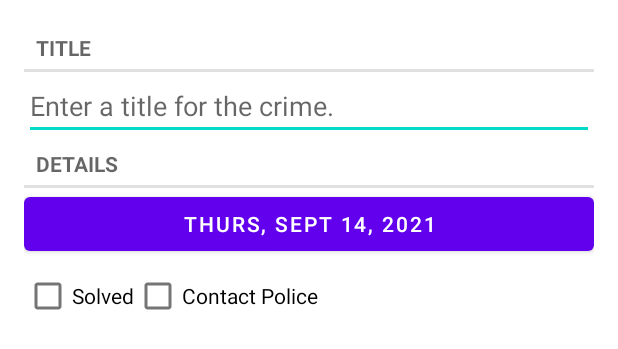
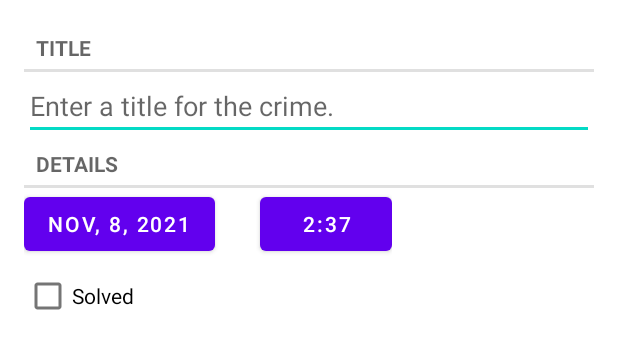
Before and after one commit to daniel-iroka/Criminal-Intent-App, an Android app: the layout fragment_crime.xml on its own in the app's theme, with its tools: preview values and no code run, on a phone screen of 412 x 824 dp. Shown: the top 349 px of the screen. Run offline under Robolectric (Android 15) with nearby library versions, the phone set to English and light mode, and no system bars.

Commit message:
Implemented a new feature

```diff
--- a/app/src/main/res/layout/fragment_crime.xml
+++ b/app/src/main/res/layout/fragment_crime.xml
@@ -18,22 +18,47 @@
         android:layout_height="wrap_content"
         android:hint="@string/crime_title_hint"/>
 
+
     <TextView
         style="?android:listSeparatorTextViewStyle"
         android:layout_width="match_parent"
         android:layout_height="wrap_content"
         android:text="@string/crime_details_label"/>
 
-    <Button
-        android:id="@+id/crime_date"
-        android:layout_width="match_parent"
+
+    <!-- Challenge Tryout -->
+
+
+    <LinearLayout
+        android:layout_width="wrap_content"
         android:layout_height="wrap_content"
-        tools:text="Thurs, Sept 14, 2021"/>
+        android:orientation="horizontal">
+
+        <Button
+            android:id="@+id/crime_date"
+            android:layout_width="match_parent"
+            android:layout_height="wrap_content"
+            tools:text="Nov, 8, 2021" />
+
+        <Button
+            android:id="@+id/crime_timePicker"
+            android:layout_width="wrap_content"
+            android:layout_height="wrap_content"
+            tools:text="2:37"
+            android:layout_marginStart="30dp"/>
+
+
+
+    </LinearLayout>
+
+
 
     <LinearLayout
         android:layout_width="match_parent"
         android:layout_height="wrap_content"
         android:orientation="horizontal">
+
+
 
         <CheckBox
             android:id="@+id/crime_solved"
@@ -41,11 +66,6 @@
             android:layout_height="wrap_content"
             android:text="@string/crime_solved_label"/>
 
-        <CheckBox
-            android:id="@+id/contact_police"
-            android:layout_width="133dp"
-            android:layout_height="wrap_content"
-            android:text="@string/contact_police" />
 
 
 
--- a/app/src/main/res/values/strings.xml
+++ b/app/src/main/res/values/strings.xml
@@ -7,4 +7,5 @@
     <string name="crime_date">Crime Date</string>
     <string name="crime_title">Crime Title</string>
     <string name="contact_police">Contact Police</string>
+    <string name="crime_time">Crime Time</string>
 </resources>
```
Also changed, not shown: app/src/main/java/com/bignerdranch/android/criminalintentChallengeVersion/CrimeDetailViewModel.kt (added, +34 -0 lines), app/src/main/java/com/bignerdranch/android/criminalintentChallengeVersion/CrimeFragment.kt (+120 -4 lines), app/src/main/java/com/bignerdranch/android/criminalintentChallengeVersion/CrimeListFragment.kt (+4 -3 lines), app/src/main/java/com/bignerdranch/android/criminalintentChallengeVersion/CrimeRepository.kt (+18 -1 lines), app/src/main/java/com/bignerdranch/android/criminalintentChallengeVersion/DatePickerFragment.kt (added, +89 -0 lines), app/src/main/java/com/bignerdranch/android/criminalintentChallengeVersion/MainActivity.kt (+7 -2 lines), app/src/main/java/com/bignerdranch/android/criminalintentChallengeVersion/Time.kt (added, +8 -0 lines), app/src/main/java/com/bignerdranch/android/criminalintentChallengeVersion/database/CrimeDao.kt (+8 -0 lines), app/src/main/res/layout/list_item_crime.xml (+4 -3 lines).
